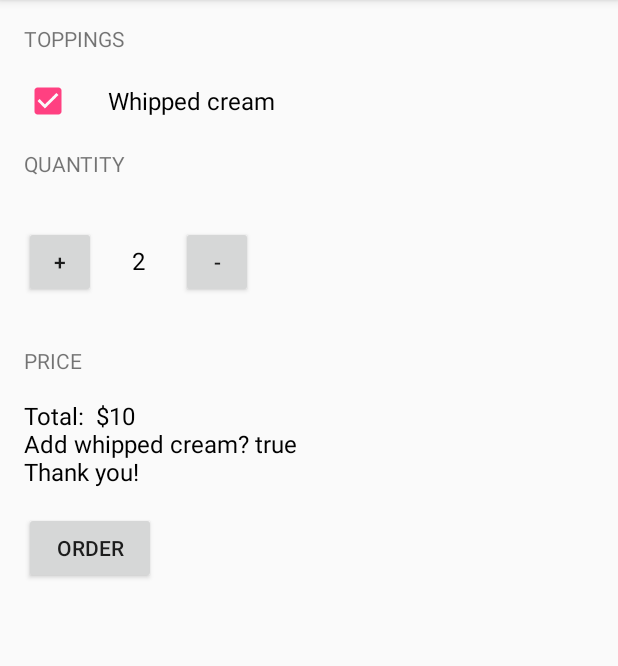
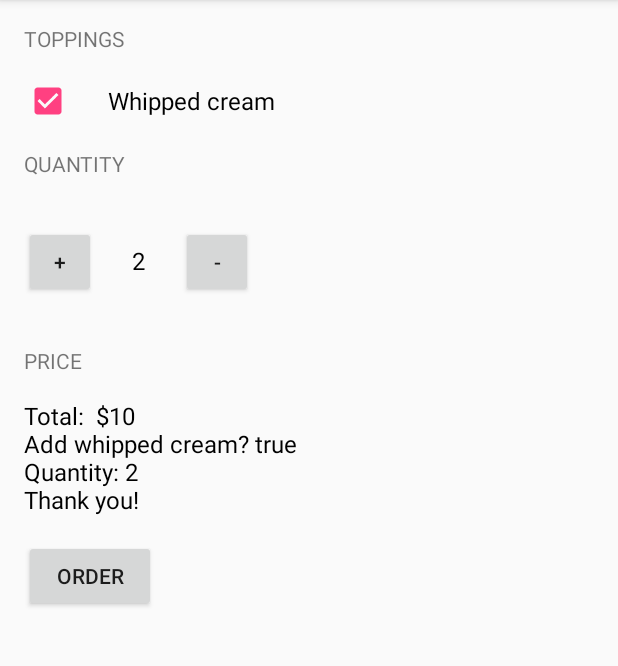
Before and after one commit to Valery85/androidUd, an Android app: the screen it shows after launch (MainActivity), after a tap on "ORDER", on a phone screen of 412 x 824 dp, the part 84-750 px from its top. Run offline under Robolectric (Android 15) with nearby library versions, the phone set to English and light mode, and no system bars; 1 other tap on this screen came first.

Commit message:
Make app scrollable

```diff
--- a/JustJava/app/src/main/java/com/example/android/justjava/MainActivity.java
+++ b/JustJava/app/src/main/java/com/example/android/justjava/MainActivity.java
@@ -45,9 +45,13 @@ public class MainActivity extends AppCompatActivity {
      * This method is called when the order button is clicked.
      */
     public void submitOrder(View view) {
-        String messageToCustumer = "Total:  $" + quatintityCups*priceOfCup + "\n" +
-                "Add whipped cream? " + isWhippedCream + "\n" +
-                "Thank you!";
+        String messageToCustumer = "Total:  $" + quatintityCups*priceOfCup + "\n";
+        messageToCustumer+= "Add whipped cream? " + isWhippedCream + "\n";
+        messageToCustumer+= "Quantity: " + quatintityCups + "\n";
+        messageToCustumer+= "Thank you!";
+
+//                "Add whipped cream? " + isWhippedCream + "\n" +
+//                "Thank you!";
         //       display(quatintityCups);
         //      displayPrice(quatintityCups*priceOfCup);
         displayMessage(messageToCustumer);
--- a/JustJava/app/src/main/res/layout/activity_main.xml
+++ b/JustJava/app/src/main/res/layout/activity_main.xml
@@ -1,5 +1,11 @@
 <?xml version="1.0" encoding="utf-8"?>
-<LinearLayout xmlns:android="http://schemas.android.com/apk/res/android"
+<ScrollView
+    xmlns:android="http://schemas.android.com/apk/res/android"
+    android:layout_width="match_parent"
+    android:layout_height="match_parent"
+    >
+
+<LinearLayout
     android:layout_width="match_parent"
     android:layout_height="match_parent"
     android:orientation="vertical">
@@ -89,3 +95,4 @@
 
 
 </LinearLayout>
+</ScrollView>
```
